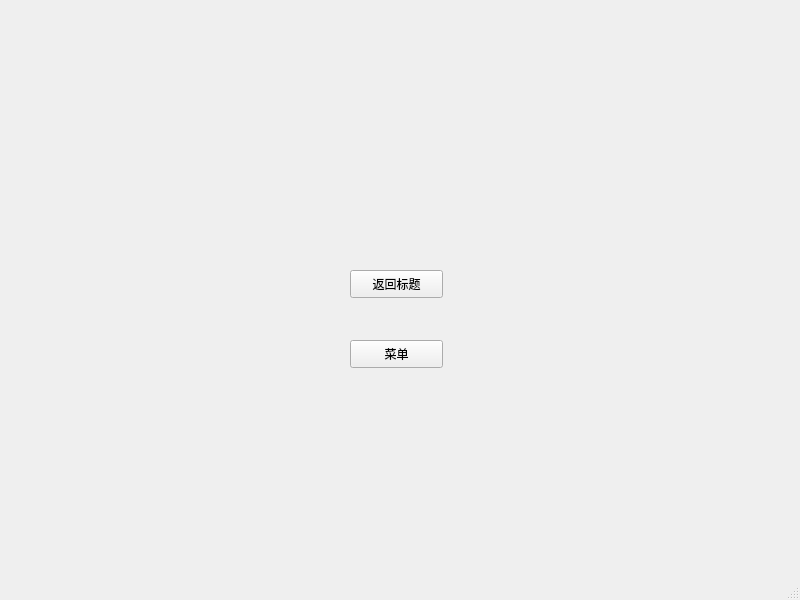
Before: the Qt Designer form cgamedlg.ui in wgananh/Formal_Brmal_Bejeweled, drawn with Qt 5.
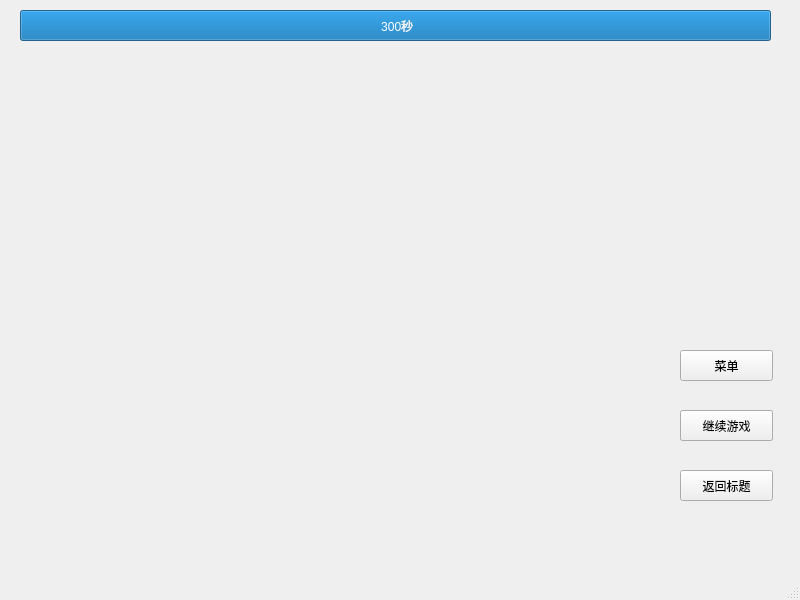
After: the same form once the commit is applied. Icons and pictures are not drawn.

Commit message: 王汉功：cgaemlog界面实现了300秒的计时以及相应的动画，目前生成初始不三连的8*8的数字矩阵地图、计时、暂停功能均已实现

What changed in the file:
```diff
--- a/cgamedlg.ui
+++ b/cgamedlg.ui
@@ -18,32 +18,92 @@
 border-image: url(:/new/picture/background.bmp);}</string>
   </property>
   <widget class="QWidget" name="centralwidget">
+   <widget class="QProgressBar" name="progressBar_time">
+    <property name="geometry">
+     <rect>
+      <x>20</x>
+      <y>10</y>
+      <width>751</width>
+      <height>31</height>
+     </rect>
+    </property>
+    <property name="maximum">
+     <number>300</number>
+    </property>
+    <property name="value">
+     <number>300</number>
+    </property>
+    <property name="alignment">
+     <set>Qt::AlignCenter</set>
+    </property>
+    <property name="textVisible">
+     <bool>true</bool>
+    </property>
+    <property name="format">
+     <string> %v秒</string>
+    </property>
+   </widget>
    <widget class="QPushButton" name="btn_gameToMain">
     <property name="geometry">
      <rect>
-      <x>350</x>
-      <y>270</y>
+      <x>680</x>
+      <y>470</y>
       <width>93</width>
-      <height>28</height>
+      <height>31</height>
      </rect>
     </property>
     <property name="text">
      <string>返回标题</string>
     </property>
    </widget>
+   <widget class="QPushButton" name="pushButton_stop">
+    <property name="geometry">
+     <rect>
+      <x>680</x>
+      <y>410</y>
+      <width>93</width>
+      <height>31</height>
+     </rect>
+    </property>
+    <property name="text">
+     <string>暂停游戏</string>
+    </property>
+   </widget>
    <widget class="QPushButton" name="btn_gameToMenu">
     <property name="geometry">
      <rect>
-      <x>350</x>
-      <y>340</y>
+      <x>680</x>
+      <y>350</y>
       <width>93</width>
-      <height>28</height>
+      <height>31</height>
      </rect>
     </property>
     <property name="text">
      <string>菜单</string>
     </property>
    </widget>
+   <widget class="QPushButton" name="pushButton_continue">
+    <property name="geometry">
+     <rect>
+      <x>680</x>
+      <y>410</y>
+      <width>93</width>
+      <height>31</height>
+     </rect>
+    </property>
+    <property name="text">
+     <string>继续游戏</string>
+    </property>
+    <property name="checkable">
+     <bool>false</bool>
+    </property>
+    <property name="autoDefault">
+     <bool>false</bool>
+    </property>
+    <property name="default">
+     <bool>false</bool>
+    </property>
+   </widget>
   </widget>
   <widget class="QMenuBar" name="menubar">
    <property name="geometry">
```
The commit also changes 4 other files.
